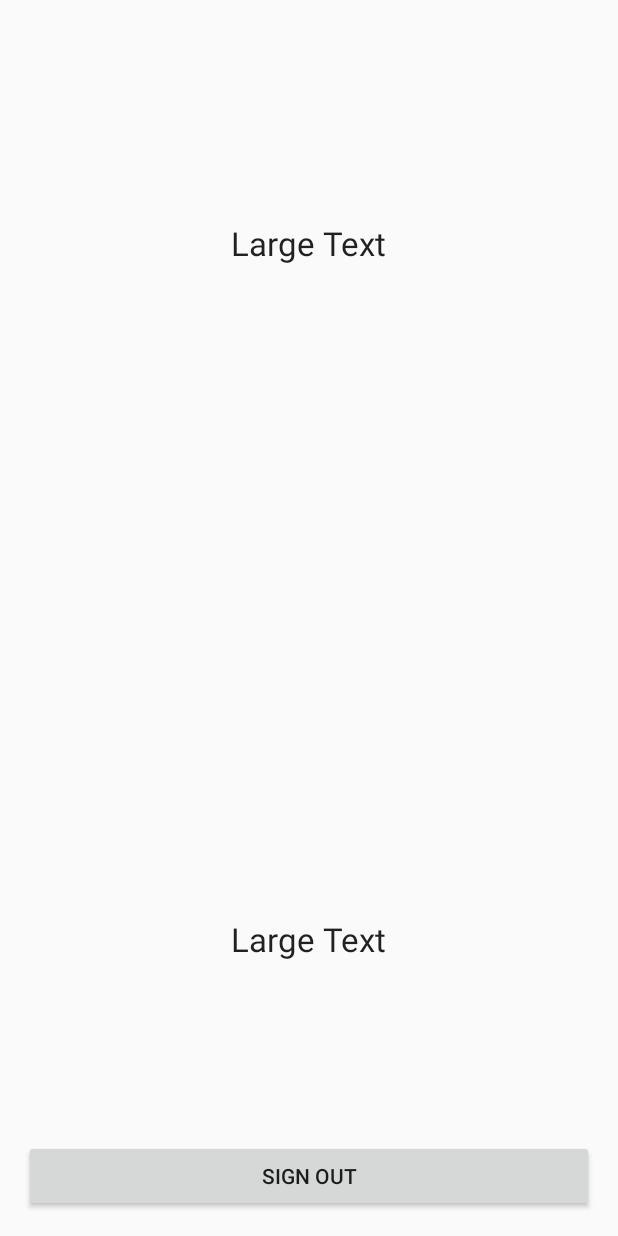
After one commit to chrisroman/Herd, an Android app: the layout activity_home.xml on its own in the app's theme, with its tools: preview values and no code run, on a phone screen of 412 x 824 dp. The commit adds this screen. Run offline under Robolectric (Android 15) with nearby library versions, the phone set to English and light mode, and no system bars.

Commit message:
Sign In/Out fully functional using Firebase and GoogleAPI.

```diff
--- /dev/null
+++ b/app/src/main/res/layout/activity_home.xml
@@ -0,0 +1,42 @@
+<?xml version="1.0" encoding="utf-8"?>
+<RelativeLayout
+    xmlns:android="http://schemas.android.com/apk/res/android"
+    xmlns:tools="http://schemas.android.com/tools"
+    android:layout_width="match_parent"
+    android:layout_height="match_parent"
+    android:paddingBottom="@dimen/activity_vertical_margin"
+    android:paddingLeft="@dimen/activity_horizontal_margin"
+    android:paddingRight="@dimen/activity_horizontal_margin"
+    android:paddingTop="@dimen/activity_vertical_margin"
+    tools:context="com.chrisdavid.herd.HomeActivity">
+
+    <TextView
+        android:layout_width="wrap_content"
+        android:layout_height="wrap_content"
+        android:textAppearance="?android:attr/textAppearanceLarge"
+        android:text="Large Text"
+        android:id="@+id/userEmail"
+        android:layout_marginTop="131dp"
+        android:layout_alignParentTop="true"
+        android:layout_alignLeft="@+id/userName"
+        android:layout_alignStart="@+id/userName"/>
+
+    <TextView
+        android:layout_width="wrap_content"
+        android:layout_height="wrap_content"
+        android:textAppearance="?android:attr/textAppearanceLarge"
+        android:text="Large Text"
+        android:id="@+id/userName"
+        android:layout_alignParentBottom="true"
+        android:layout_centerHorizontal="true"
+        android:layout_marginBottom="167dp"/>
+
+    <Button
+        android:layout_width="match_parent"
+        android:layout_height="wrap_content"
+        android:text="Sign Out"
+        android:layout_alignParentBottom="true"
+        android:id="@+id/signOutButton"
+        android:layout_alignParentLeft="true"
+        android:layout_alignParentStart="true"/>
+</RelativeLayout>
--- a/app/src/main/res/values/strings.xml
+++ b/app/src/main/res/values/strings.xml
@@ -1,3 +1,4 @@
 <resources>
     <string name="app_name">Herd</string>
+    <string name="web_client_id">376696612900-uuoepi7qrglluct49ild08p28797cget.apps.googleusercontent.com</string>
 </resources>
```
Also changed, not shown: app/src/main/AndroidManifest.xml (+6 -2 lines), app/src/main/java/com/chrisdavid/herd/App.java (added, +9 -0 lines), app/src/main/java/com/chrisdavid/herd/HomeActivity.java (added, +134 -0 lines), app/src/main/java/com/chrisdavid/herd/SignInActivity.java (+5 -3 lines).
